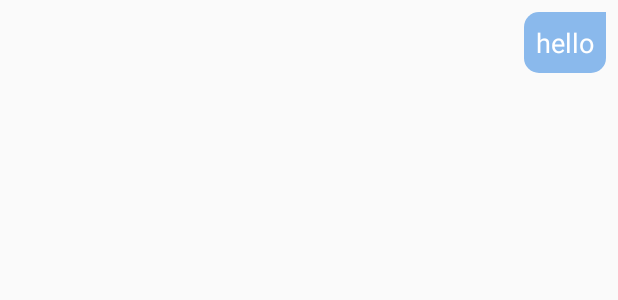
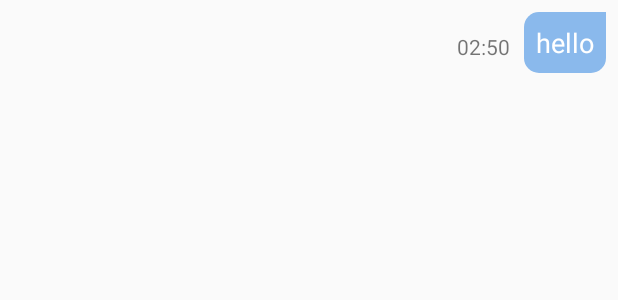
Before and after one commit to abhinendra23/Scan2Equip-Mechanic, an Android app: the layout chat_item_right.xml on its own in the app's theme, with its tools: preview values and no code run, on a phone screen of 412 x 824 dp. Shown: the top 300 px of the screen. Run offline under Robolectric (Android 15) with nearby library versions, the phone set to English and light mode, and no system bars.

Commit message:
time added

```diff
--- a/app/src/main/java/com/example/mechanic/adapters/ChatAdapter.java
+++ b/app/src/main/java/com/example/mechanic/adapters/ChatAdapter.java
@@ -69,6 +69,8 @@ public class ChatAdapter extends RecyclerView.Adapter<ChatAdapter.ViewHolder> {
             holder.txt_seen.setVisibility(View.GONE);
         }
 
+        holder.message_time.setText(android.text.format.DateFormat.format("dd-MM-yyyy(HH:mm:ss)",chat.getMessageTime()));
+
     }
 
     @Override
@@ -81,6 +83,7 @@ public class ChatAdapter extends RecyclerView.Adapter<ChatAdapter.ViewHolder> {
         public TextView show_message;
         public ImageView profile_image;
         public TextView txt_seen;
+        public TextView message_time;
 
         public ViewHolder(View itemView) {
             super(itemView);
@@ -88,6 +91,7 @@ public class ChatAdapter extends RecyclerView.Adapter<ChatAdapter.ViewHolder> {
             show_message = itemView.findViewById(R.id.show_message);
             profile_image = itemView.findViewById(R.id.profile_image);
             txt_seen = itemView.findViewById(R.id.txt_seen);
+            message_time = itemView.findViewById(R.id.message_time);
         }
     }
 
--- a/app/src/main/res/layout/chat_item_right.xml
+++ b/app/src/main/res/layout/chat_item_right.xml
@@ -38,6 +38,16 @@
             android:layout_alignParentRight="true"
             android:layout_alignParentEnd="true" />
 
+        <TextView
+            android:id="@+id/message_time"
+            android:layout_width="wrap_content"
+            android:layout_height="wrap_content"
+            android:layout_alignParentTop="true"
+            android:layout_alignParentEnd="true"
+            android:layout_marginTop="13dp"
+            android:layout_marginEnd="64dp"
+            android:text="02:50" />
+
     </RelativeLayout>
 
 </RelativeLayout>
```
Also changed, not shown: app/src/main/java/com/example/mechanic/model/Chat.java (+12 -0 lines), app/src/main/res/layout/chat_item_left.xml (+11 -0 lines).
